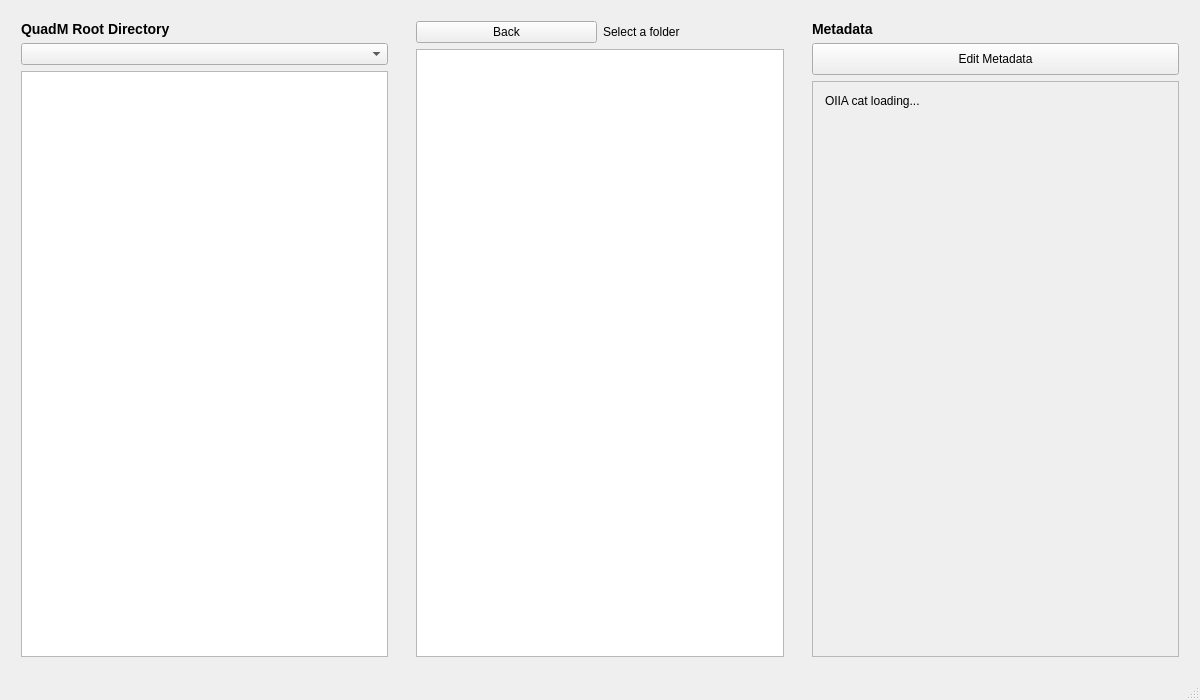
Before: the Qt Designer form code/src/QuadMGUI/MainWindow.ui in University-of-Colorado-Anschutz-Denver/CSCI-3508-Group-6, drawn with Qt 5.
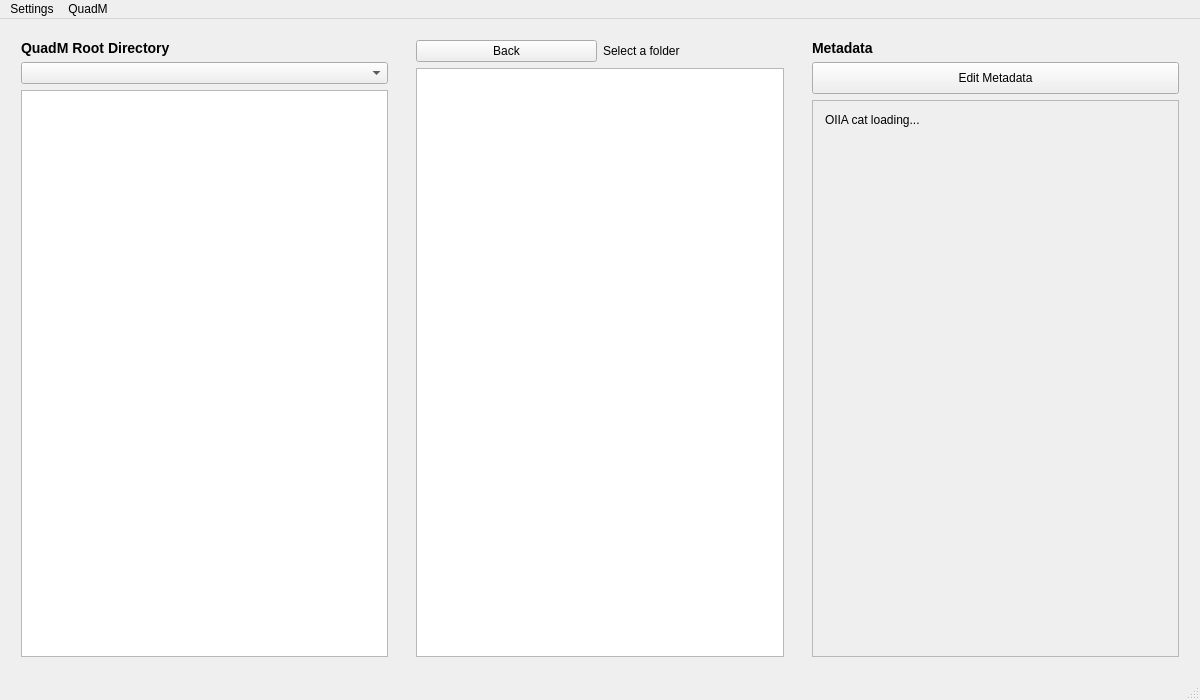
After: the same form once the commit is applied.

Commit message: Supports name change by manipulating the filesystem rather than metadata. Found this to be more efficient. Also refreshes the content panel, per Em's suggestion.

```diff
--- a/code/src/QuadMGUI/MainWindow.ui
+++ b/code/src/QuadMGUI/MainWindow.ui
@@ -307,11 +307,10 @@
                  <rect>
                   <x>0</x>
                   <y>0</y>
-                  <width>280</width>
-                  <height>247</height>
+                  <width>351</width>
+                  <height>517</height>
                  </rect>
                 </property>
-
                 <layout class="QVBoxLayout" name="metadataScrollContentsLayout">
                  <property name="leftMargin">
                   <number>8</number>
@@ -396,6 +395,18 @@
      <height>33</height>
     </rect>
    </property>
+   <widget class="QMenu" name="menuQuadM">
+    <property name="title">
+     <string>QuadM</string>
+    </property>
+   </widget>
+   <widget class="QMenu" name="menuSettings">
+    <property name="title">
+     <string>Settings</string>
+    </property>
+   </widget>
+   <addaction name="menuSettings"/>
+   <addaction name="menuQuadM"/>
   </widget>
 
   <widget class="QStatusBar" name="statusbar"/>
```
Left out of the diff: 83 changed lines with no effect on the pictures. The commit also changes 6 other files.
